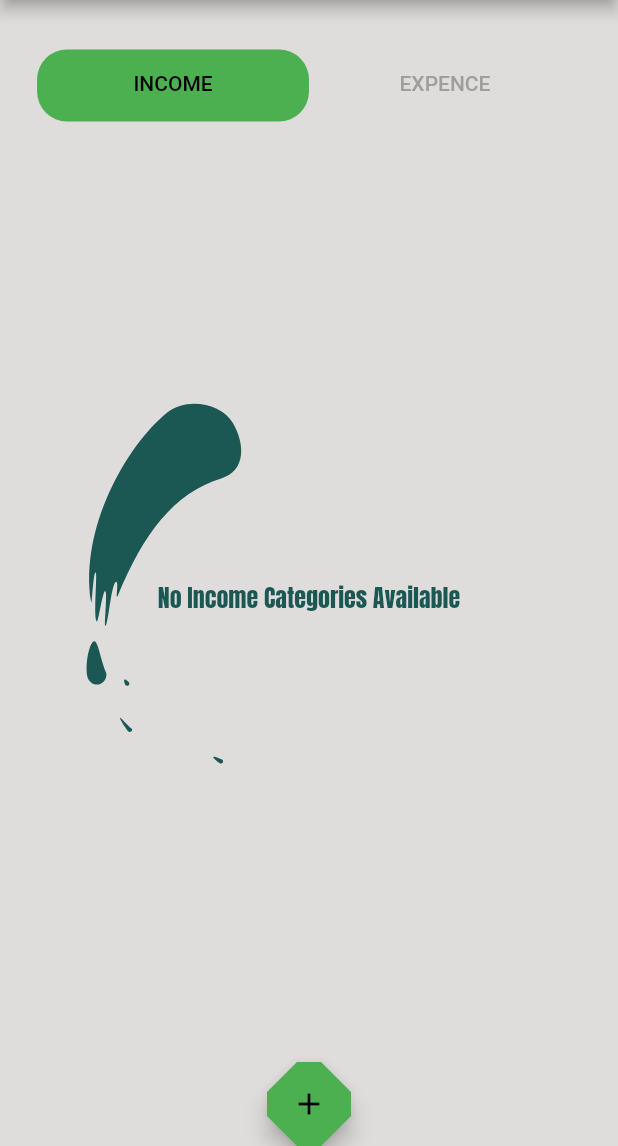
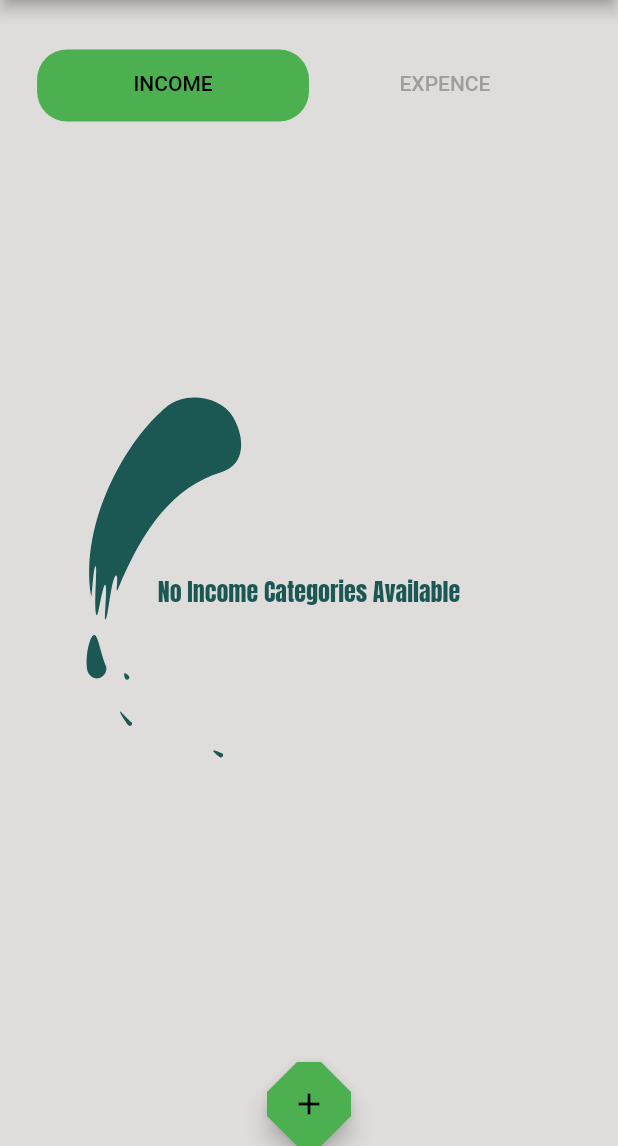
Before and after one commit to MuhammedNihalcp/Money-Picker, a Flutter app: the ScreenHome screen opened directly, after a tap on "See all category", on a phone screen of 412 x 824 dp, the part 90-1236 px from its top. Run offline on Flutter 3.47's test engine with Material 2 defaults, Android fonts, the phone set to English and light mode, and no system bars; our stand-ins replace flutter_slidable, get, google_fonts, hive_flutter, lottie, shared_preferences and 1 more; missing offline and left inert: flutter_custom_cards, month_year_picker; accounts and stored records are empty.

Commit message:
second updations

```diff
--- a/lib/screen/category/category.dart
+++ b/lib/screen/category/category.dart
@@ -85,7 +85,7 @@ class _ScreenCategoryState extends State<ScreenCategory>
                 ]),
           ),
           SizedBox(
-            height: height * 0.04,
+            height: height * 0.03,
           ),
           Expanded(
             child: TabBarView(controller: _tabController, children: [
--- a/lib/screen/category/category_popup.dart
+++ b/lib/screen/category/category_popup.dart
@@ -1,4 +1,4 @@
-import 'dart:developer';
+
 
 import 'package:flutter/material.dart';
 import 'package:get/get.dart';
--- a/lib/screen/category/income.dart
+++ b/lib/screen/category/income.dart
@@ -1,5 +1,3 @@
-import 'dart:developer';
-
 import 'package:flutter/material.dart';
 import 'package:flutter_custom_cards/flutter_custom_cards.dart';
 import 'package:get/get.dart';
@@ -20,7 +18,11 @@ class IncomeCategoryList extends StatelessWidget {
       builder: (controller) {
         return Padding(
           padding: const EdgeInsets.symmetric(horizontal: 10),
-          child: Expanded(
+          child: Flex(
+             direction: Axis.vertical,
+            children: [
+              Expanded(
+                flex: 2,
                 child: CustomCard(
                   width: width,
                   height: height * 0.6,
@@ -81,6 +83,8 @@ class IncomeCategoryList extends StatelessWidget {
                           itemCount: categoryController.incomeCategory.length),
                 ),
               ),
+            ],
+          ),
         );
       },
     );
--- a/lib/screen/home/home.dart
+++ b/lib/screen/home/home.dart
@@ -1,3 +1,5 @@
+import 'dart:developer';
+
 import 'package:flutter/material.dart';
 import 'package:flutter_custom_cards/flutter_custom_cards.dart';
 import 'package:flutter_slidable/flutter_slidable.dart';
@@ -34,6 +36,8 @@ class _ScreenHomeState extends State<ScreenHome> {
     UserNameDB.instance.getUserName();
     filterCT.filterControllerFunction();
     getBalance();
+    UserNameDB.instance.userNameNotifier.value;
+    log(UserNameDB.instance.userNameNotifier.value.toString());
     super.initState();
   }
 
@@ -80,6 +84,8 @@ class _ScreenHomeState extends State<ScreenHome> {
       body: GetBuilder<TransactionController>(
         builder: (controller) {
           getBalance();
+          UserNameDB.instance.getUserName();
+          UserNameDB.instance.userNameNotifier.value;
           return Container(
             width: double.infinity,
             decoration: const BoxDecoration(
--- a/lib/screen/home/user_name/edit_user_name.dart
+++ b/lib/screen/home/user_name/edit_user_name.dart
@@ -1,6 +1,7 @@
 import 'package:flutter/material.dart';
 import 'package:get/get.dart';
 import 'package:money_app/db_function/user_name_db.dart';
+import 'package:money_app/screen/navigator.dart';
 
 class EditUserName {
   final formkey = GlobalKey<FormState>();
@@ -54,8 +55,9 @@ class EditUserName {
                   if (formkey.currentState!.validate()) {
                     UserNameDB.instance.userNameNotifier.value
                         .updateusername(usernamecontroller.text.trim());
+
+                    Get.offAll(() => const ScreenNavigator());
                     UserNameDB.instance.getUserName();
-                    Get.back();
                     Get.snackbar(
                       '',
                       'username updated succefully  ✓',
--- a/lib/screen/settings/settings.dart
+++ b/lib/screen/settings/settings.dart
@@ -164,7 +164,7 @@ class _ScreenSettingsState extends State<ScreenSettings> {
                               onPressed: () {
                                 feedback();
                               },
-                              icon: const Icon(Icons.restart_alt_outlined),
+                              icon: const Icon(Icons.feedback_outlined),
                             ),
                             TextButton(
                               onPressed: () {
--- a/lib/screen/transaction/add_transaction.dart
+++ b/lib/screen/transaction/add_transaction.dart
@@ -183,7 +183,7 @@ class _ScreenAddTransactionState extends State<ScreenAddTransaction> {
                             ),
                             label: Text(
                               selectedDate == null
-                                  ? 'Select Date'
+                                  ? parseDate(DateTime.now())
                                   : parseDate(selectedDate!),
                               style: const TextStyle(color: Colors.black),
                             )),
@@ -388,7 +388,7 @@ class _ScreenAddTransactionState extends State<ScreenAddTransaction> {
     );
     transactionController.addTransaction(model);
     filtertionController.filterControllerFunction();
-    Get.to(() => const ScreenNavigator());
+    Get.offAll(() => const ScreenNavigator());
     // filtretionCT.filterControllerFunction();
     transactionController.refreshTransaction();
     transactionController.refreshTransactionHome();
--- a/lib/screen/transaction/transaction.dart
+++ b/lib/screen/transaction/transaction.dart
@@ -1,3 +1,5 @@
+import 'dart:developer';
+
 import 'package:flutter/material.dart';
 import 'package:flutter_custom_cards/flutter_custom_cards.dart';
 import 'package:flutter_slidable/flutter_slidable.dart';
@@ -22,6 +24,7 @@ class ScreenTransaction extends StatelessWidget {
 
   @override
   Widget build(BuildContext context) {
+    log('build trasaction',name: 'trasaction screen');
     double height = MediaQuery.of(context).size.height;
     double widht = MediaQuery.of(context).size.width;
     return Scaffold(
```
Also changed, not shown: lib/screen/category/expense.dart (+6 -1 lines), lib/screen/welcome_screen.dart (+6 -2 lines). Lines whose indentation alone changed are shown as unchanged.
